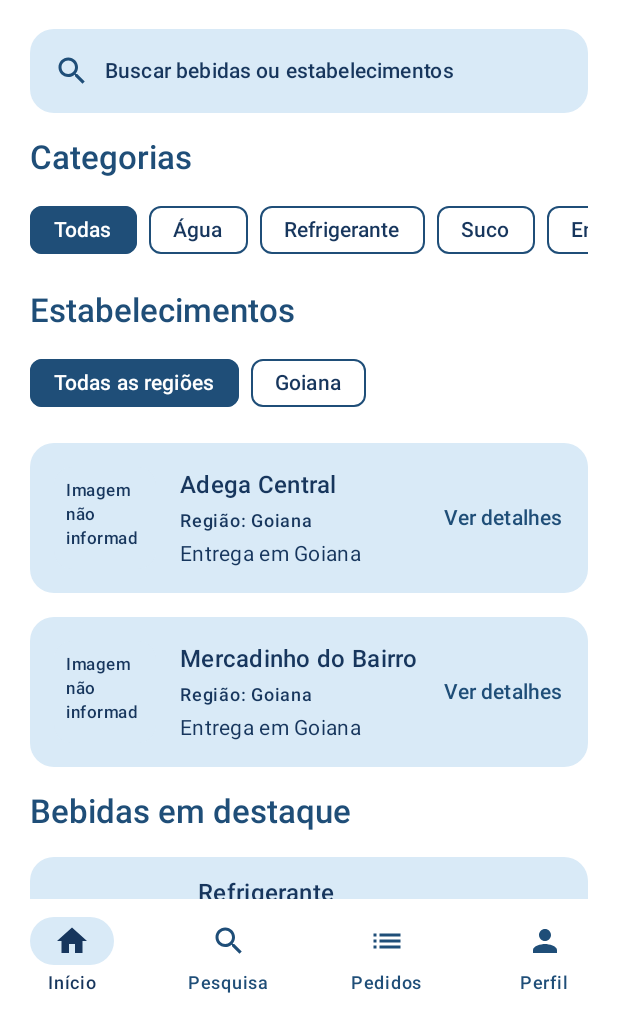
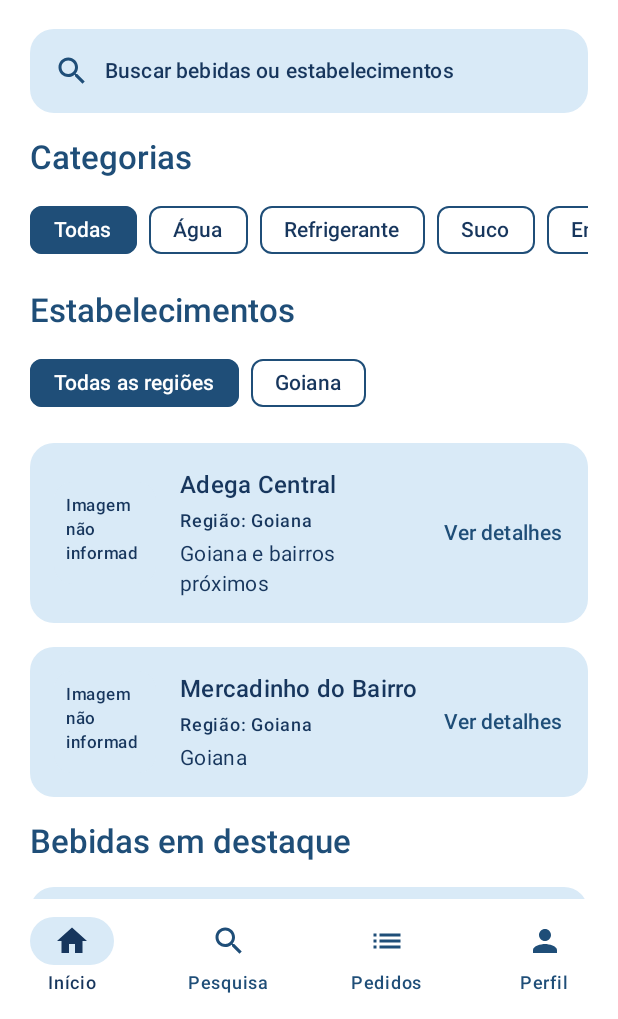
Before and after one commit to Pedro-hxm/App_Bebida_Ja, an Android app built with Jetpack Compose: the screen it shows after launch (AtividadePrincipal), after a tap on "Explorar como cliente", on a phone screen of 412 x 824 dp, the part 217-1236 px from its top. Run offline under Robolectric (Android 15) with nearby library versions, the phone set to English and light mode, and no system bars; our stand-ins replace Firebase (no records; nobody signed in at launch, a user with empty details on screens opened directly).

Commit message:
fix: integrar catálogo com persistência SQLite
Description:

Integra Home, filtros, pesquisa, catálogo e gerenciamento usando RepositorioDadosLocais como fonte única; remove o catálogo de produtos demonstrativo em memória.

Normaliza IDs regionais recebidos do SQLite, preserva IDs estáveis e vínculos de empresa e produto, e exclui da pesquisa produtos sem estabelecimento persistido.

Restaura fallback Não informado nos detalhes e utiliza ImagemLocal para caminhos de imagem opcionais; a correção preserva o schema SQLite v3 e os contratos atuais.

Vincula o gerenciamento ao estabelecimento associado ao perfil, exige empresa persistida para adicionar ao carrinho, respeita disponibilidade e mantém a regra de um estabelecimento por pedido.

Validação aprovada: :app:assembleDebug, :app:testDebugUnitTest e git diff --check. No Small_Phone, a atualização com adb install -r migrou o banco existente para o schema v3 sem perder empresas e produtos; Home, filtro regional, detalhes e catálogo continuaram funcionando. Os fluxos de cadastro, edição, exclusão, disponibilidade e reinício também foram verificados.

Limitações: registros iniciais são demonstrativos; SQLite é local ao dispositivo; dados comerciais definitivos dependem de Guilherme; o carrinho permanece em memória conforme o contrato vigente. A compilação ainda mostra avisos de Locale obsoleto em TelaCarrinho.kt, mantido da develop.

```diff
--- a/app/src/main/java/br/com/bebidaja/data/CatalogoDemonstrativo.kt
+++ b/app/src/main/java/br/com/bebidaja/data/CatalogoDemonstrativo.kt
@@ -7,10 +7,7 @@ import java.text.Normalizer
 import java.text.NumberFormat
 import java.util.Locale
 
-/**
- * Modelo temporário de catálogo. Os dados ficam apenas em memória e não representam
- * ofertas, preços ou disponibilidade de estabelecimentos reais.
- */
+/** Modelo de apresentação adaptado dos registros persistidos do catálogo local. */
 data class ProdutoDemonstrativo(
     val id: String,
     val empresaId: String,
@@ -35,88 +32,7 @@ data class ProdutoDemonstrativo(
     val imageRes: Int get() = imagemRes ?: R.drawable.mascote_bebida_ja
 }
 
-private data class ProdutoModeloDemo(
-    val sufixoId: String,
-    val nome: String?,
-    val volume: String?,
-    val categoria: String,
-    val precoCentavos: Long?,
-    val disponivel: Boolean = true,
-    val imagemRes: Int? = null
-)
 
-private val modelosProdutosDemo = listOf(
-    ProdutoModeloDemo(
-        sufixoId = "agua",
-        nome = "Água mineral (demo)",
-        volume = "1,5 L",
-        categoria = "Água",
-        precoCentavos = 450,
-        imagemRes = R.drawable.bebida_agua
-    ),
-    ProdutoModeloDemo(
-        sufixoId = "refrigerante",
-        nome = "Refrigerante (demo)",
-        volume = "2 L",
-        categoria = "Refrigerante",
-        precoCentavos = 990,
-        imagemRes = R.drawable.bebida_refrigerante
-    ),
-    ProdutoModeloDemo(
-        sufixoId = "suco",
-        nome = "Suco de uva (demo)",
-        volume = "1 L",
-        categoria = "Suco",
-        precoCentavos = 750,
-        imagemRes = R.drawable.bebida_suco_uva
-    ),
-    ProdutoModeloDemo(
-        sufixoId = "energetico",
-        nome = "Energético (demo)",
-        volume = "269 ml",
-        categoria = "Energético",
-        precoCentavos = 850,
-        disponivel = false
-    ),
-    ProdutoModeloDemo(
-        sufixoId = "cerveja",
-        nome = "Cerveja (demo)",
-        volume = "350 ml",
-        categoria = "Cerveja",
-        precoCentavos = 650
-    ),
-    ProdutoModeloDemo(
-        sufixoId = "destilado",
-        nome = "Destilado (demo)",
-        volume = "700 ml",
-        categoria = "Destilados",
-        precoCentavos = 3490
-    ),
-    ProdutoModeloDemo(
-        sufixoId = "outros-sem-dados",
-        nome = "Produto sem informações (demo)",
-        volume = null,
-        categoria = "Outros",
-        precoCentavos = null,
-        disponivel = false
-    )
-)
-
-val demoProducts: List<ProdutoDemonstrativo> = demoStores.flatMap { empresa ->
-    modelosProdutosDemo.map { modelo ->
-        ProdutoDemonstrativo(
-            id = "demo-${empresa.id}-${modelo.sufixoId}",
-            empresaId = empresa.id,
-            nome = modelo.nome,
-            descricao = "Informações fictícias para demonstração local.",
-            volume = modelo.volume,
-            categoria = modelo.categoria,
-            precoCentavos = modelo.precoCentavos,
-            disponivel = modelo.disponivel,
-            imagemRes = modelo.imagemRes
-        )
-    }
-}
 
 data class FiltroPesquisaCatalogo(
     val termo: String = "",
@@ -152,14 +68,14 @@ fun pesquisarCatalogo(
         termo.isBlank() || normalizarTextoPesquisa(empresa.name).contains(termo)
     }
     val produtosEncontrados = produtos.filter { produto ->
-        val empresa = empresas.firstOrNull { it.id == produto.empresaId }
+        val empresa = empresas.firstOrNull { it.id == produto.empresaId } ?: return@filter false
         val empresaSelecionada = filtro.empresaId == null || produto.empresaId == filtro.empresaId
         val categoriaSelecionada = filtro.categoria == null || produto.categoria == filtro.categoria
         val termoEncontrado = termo.isBlank() ||
             normalizarTextoPesquisa(produto.nome.orEmpty()).contains(termo) ||
             normalizarTextoPesquisa(produto.descricao.orEmpty()).contains(termo) ||
             normalizarTextoPesquisa(produto.categoria.orEmpty()).contains(termo) ||
-            empresa?.let { normalizarTextoPesquisa(it.name).contains(termo) } == true
+            normalizarTextoPesquisa(empresa.name).contains(termo)
         empresaSelecionada && categoriaSelecionada && termoEncontrado
     }
 
@@ -195,7 +111,7 @@ fun converterPrecoParaCentavos(valor: String): Long? {
 
 fun formatarPreco(centavos: Long?): String =
     centavos?.takeIf { it >= 0L }
-        ?.let { NumberFormat.getCurrencyInstance(Locale("pt", "BR")).format(it / 100.0) }
+        ?.let { NumberFormat.getCurrencyInstance(Locale.forLanguageTag("pt-BR")).format(it / 100.0) }
         ?: "Não informado"
 
 fun mapearProdutoParaCarrinho(produto: ProdutoDemonstrativo): ProdutoCarrinho? {
@@ -216,46 +132,3 @@ fun podeAdicionarAoCarrinho(produto: ProdutoDemonstrativo, carrinho: Carrinho):
     return empresasNoCarrinho.isEmpty() ||
         (empresasNoCarrinho.size == 1 && produto.empresaId in empresasNoCarrinho)
 }
-
-/**
- * Repositório isolado e volátil para prototipagem. A futura integração deve substituir
- * esta implementação pelo contrato compartilhado com Guilherme.
- */
-class RepositorioCatalogoDemonstrativo(
-    produtosIniciais: List<ProdutoDemonstrativo> = demoProducts
-) {
-    private val produtos = produtosIniciais.toMutableList()
-
-    fun listarTodos(): List<ProdutoDemonstrativo> = produtos.toList()
-
-    fun listarPorEmpresa(empresaId: String): List<ProdutoDemonstrativo> =
-        produtos.filter { it.empresaId == empresaId }
-
-    fun buscarPorId(produtoId: String): ProdutoDemonstrativo? =
-        produtos.firstOrNull { it.id == produtoId }
-
-    fun salvar(produto: ProdutoDemonstrativo): Boolean {
-        if (validarCamposProduto(produto).isNotEmpty()) return false
-        val indice = produtos.indexOfFirst { it.id == produto.id }
-        if (indice >= 0) {
-            if (produtos[indice].empresaId != produto.empresaId) return false
-            produtos[indice] = produto
-        } else {
-            if (produtos.any { it.id == produto.id }) return false
-            produtos.add(produto)
-        }
-        return true
-    }
-
-    fun alterarDisponibilidade(produtoId: String, empresaId: String, disponivel: Boolean): Boolean {
-        val indice = produtos.indexOfFirst {
-            it.id == produtoId && it.empresaId == empresaId
-        }
-        if (indice < 0) return false
-        produtos[indice] = produtos[indice].copy(disponivel = disponivel)
-        return true
-    }
-
-    fun remover(produtoId: String, empresaId: String): Boolean =
-        produtos.removeAll { it.id == produtoId && it.empresaId == empresaId }
-}
--- a/app/src/main/java/br/com/bebidaja/data/DadosDemonstrativos.kt
+++ b/app/src/main/java/br/com/bebidaja/data/DadosDemonstrativos.kt
@@ -1,6 +1,8 @@
 package br.com.bebidaja.data
 
-/** Alias temporário para o modelo estruturado do catálogo demonstrativo. */
+import java.util.Locale
+
+/** Compatibilidade de apresentação para os componentes de produto já existentes. */
 typealias DemoBeverage = ProdutoDemonstrativo
 
 data class DemoRegion(
@@ -8,6 +10,12 @@ data class DemoRegion(
     val name: String
 )
 
+data class RegiaoPersistida(
+    val id: String,
+    val nome: String
+)
+
+/** Adaptador de apresentação; os estabelecimentos vêm de RepositorioDadosLocais. */
 data class DemoStore(
     val id: String,
     val name: String,
@@ -23,7 +31,7 @@ data class DemoStore(
 )
 
 val demoRegions = listOf(
-    DemoRegion(id = "goiana-demo", name = "Goiana (demo)")
+    DemoRegion(id = "goiana", name = "Goiana")
 )
 
 val demoCategories = listOf(
@@ -36,36 +44,53 @@ val demoCategories = listOf(
     "Outros"
 )
 
-val demoStores = listOf(
-    DemoStore(
-        id = "adega-central",
-        name = "Adega Central",
-        description = "Entrega em 25–40 min",
-        regionId = "goiana-demo"
-    ),
-    DemoStore(
-        id = "mercadinho-do-bairro",
-        name = "Mercadinho do Bairro",
-        description = "Entrega em 30–50 min",
-        regionId = "goiana-demo"
-    )
-)
+private fun chaveRegiao(valor: String?): String? {
+    val normalizado = valor?.trim()?.takeIf(String::isNotBlank) ?: return null
+    return normalizarTextoPesquisa(normalizado)
+        .replace("\\s*\\(demo\\)$".toRegex(), "")
+        .replace("-demo$".toRegex(), "")
+        .replace("[^a-z0-9]+".toRegex(), "-")
+        .trim('-')
+        .takeIf(String::isNotBlank)
+}
 
-fun findDemoStoreById(storeId: String): DemoStore? =
-    demoStores.firstOrNull { it.id == storeId }
+fun resolverIdRegiao(nomeRegiao: String?): String? {
+    val nome = nomeRegiao?.trim()?.takeIf(String::isNotBlank) ?: return null
+    val chave = chaveRegiao(nome) ?: return nome
+    return demoRegions.firstOrNull { regiao ->
+        chaveRegiao(regiao.id) == chave || chaveRegiao(regiao.name) == chave
+    }?.id ?: nome
+}
 
-fun filterDemoStoresByRegion(
-    stores: List<DemoStore>,
-    regionId: String?
-): List<DemoStore> =
-    if (regionId == null) stores else stores.filter { it.regionId == regionId }
+fun listarRegioesPersistidas(empresas: List<Empresa>): List<RegiaoPersistida> {
+    val regioes = linkedMapOf<String, RegiaoPersistida>()
+    empresas.forEach { empresa ->
+        val nome = empresa.regiao.trim().takeIf(String::isNotBlank) ?: return@forEach
+        val id = resolverIdRegiao(nome) ?: return@forEach
+        val chave = chaveRegiao(id) ?: return@forEach
+        regioes.putIfAbsent(chave, RegiaoPersistida(id, nome))
+    }
+    return regioes.values.sortedBy { it.nome.lowercase(Locale.ROOT) }
+}
 
-fun findDemoRegionName(regionId: String?): String? =
-    demoRegions.firstOrNull { region -> region.id == regionId }?.name
+fun filtrarEmpresasPorRegiao(
+    empresas: List<Empresa>,
+    regiaoId: String?
+): List<Empresa> {
+    val chaveSelecionada = chaveRegiao(regiaoId) ?: return empresas
+    return empresas.filter { chaveRegiao(it.regiao) == chaveSelecionada }
+}
+
+fun findDemoRegionName(regionId: String?): String? {
+    val chave = chaveRegiao(regionId) ?: return null
+    return demoRegions.firstOrNull { regiao ->
+        chaveRegiao(regiao.id) == chave || chaveRegiao(regiao.name) == chave
+    }?.name ?: regionId?.trim()?.takeIf(String::isNotBlank)
+}
 
 fun demoStoreRegionLabel(regionId: String?): String =
     findDemoRegionName(regionId)
-        ?.let { regionName -> "Região: " + regionName }
+        ?.let { regionName -> "Região: $regionName" }
         ?: "Região não informada"
 
 fun demoStoreRegionLabel(store: DemoStore): String =
--- a/app/src/main/java/br/com/bebidaja/data/PersistenciaLocal.kt
+++ b/app/src/main/java/br/com/bebidaja/data/PersistenciaLocal.kt
@@ -46,12 +46,12 @@ data class DadosComerciaisEmpresa(
 fun Empresa.paraDemoStore() = DemoStore(
     id = id,
     name = nome,
-    description = "Entrega em Goiana",
+    description = areaEntrega.trim().ifBlank { "Área de entrega não informada" },
     address = endereco,
     phone = telefone,
     hours = horario,
     deliveryArea = areaEntrega,
-    regionId = regiao,
+    regionId = resolverIdRegiao(regiao),
     imagePath = imagemPath,
     regionName = regiao
 )
--- a/app/src/main/java/br/com/bebidaja/ui/components/ComponentesDemonstrativos.kt
+++ b/app/src/main/java/br/com/bebidaja/ui/components/ComponentesDemonstrativos.kt
@@ -2,6 +2,7 @@ package br.com.bebidaja.ui.components
 
 import androidx.compose.foundation.Image
 import androidx.compose.foundation.layout.Arrangement
+import androidx.compose.foundation.layout.Box
 import androidx.compose.foundation.layout.Column
 import androidx.compose.foundation.layout.Row
 import androidx.compose.foundation.layout.fillMaxWidth
@@ -15,12 +16,15 @@ import androidx.compose.material3.CardDefaults
 import androidx.compose.material3.FilterChip
 import androidx.compose.material3.FilterChipDefaults
 import androidx.compose.material3.MaterialTheme
+import androidx.compose.material3.Surface
 import androidx.compose.material3.Text
 import androidx.compose.runtime.Composable
 import androidx.compose.ui.Alignment
 import androidx.compose.ui.Modifier
+import androidx.compose.ui.draw.clip
 import androidx.compose.ui.layout.ContentScale
 import androidx.compose.ui.res.painterResource
+import androidx.compose.ui.text.style.TextAlign
 import androidx.compose.ui.unit.dp
 import br.com.bebidaja.data.DemoBeverage
 import br.com.bebidaja.data.DemoStore
@@ -96,6 +100,35 @@ fun BeverageCard(beverage: DemoBeverage, onAddClick: () -> Unit = {}) {
 }
 
 @Composable
+fun ImagemEmpresa(store: DemoStore, modifier: Modifier = Modifier) {
+    val nome = store.name.trim().ifBlank { "estabelecimento" }
+    val imagem = store.imageRes
+    if (imagem != null) {
+        Image(
+            painter = painterResource(imagem),
+            contentDescription = "Imagem de $nome",
+            modifier = modifier,
+            contentScale = ContentScale.Crop
+        )
+    } else {
+        Surface(
+            modifier = modifier,
+            color = MaterialTheme.colorScheme.surfaceVariant
+        ) {
+            Box(contentAlignment = Alignment.Center) {
+                Text(
+                    "Imagem da empresa não informada",
+                    modifier = Modifier.padding(8.dp),
+                    style = MaterialTheme.typography.labelSmall,
+                    color = MaterialTheme.colorScheme.onSurfaceVariant,
+                    textAlign = TextAlign.Center
+                )
+            }
+        }
+    }
+}
+
+@Composable
 fun StoreCard(store: DemoStore, onClick: () -> Unit) {
     Card(
         onClick = onClick,
@@ -120,14 +153,17 @@ fun StoreCard(store: DemoStore, onClick: () -> Unit) {
                 modifier = Modifier.weight(1f),
                 verticalArrangement = Arrangement.spacedBy(4.dp)
             ) {
-                Text(store.name, style = MaterialTheme.typography.titleMedium)
+                Text(
+                    store.name.trim().ifBlank { "Não informado" },
+                    style = MaterialTheme.typography.titleMedium
+                )
                 Text(
                     demoStoreRegionLabel(store),
                     style = MaterialTheme.typography.labelMedium,
                     color = MaterialTheme.colorScheme.onSurface
                 )
                 Text(
-                    store.description,
+                    store.description.trim().ifBlank { "Não informado" },
                     style = MaterialTheme.typography.bodyMedium,
                     color = MaterialTheme.colorScheme.onSurfaceVariant
                 )
--- a/app/src/main/java/br/com/bebidaja/ui/screens/TelaInicial.kt
+++ b/app/src/main/java/br/com/bebidaja/ui/screens/TelaInicial.kt
@@ -33,6 +33,8 @@ import br.com.bebidaja.R
 import br.com.bebidaja.data.Empresa
 import br.com.bebidaja.data.ProdutoCatalogo
 import br.com.bebidaja.data.demoCategories
+import br.com.bebidaja.data.filtrarEmpresasPorRegiao
+import br.com.bebidaja.data.listarRegioesPersistidas
 import br.com.bebidaja.data.paraDemoStore
 import br.com.bebidaja.data.paraProdutoDemonstrativo
 import br.com.bebidaja.ui.components.CardProduto
@@ -52,12 +54,14 @@ fun HomeScreen(
 ) {
     var categoriaSelecionada by rememberSaveable { mutableStateOf<String?>(null) }
     var regiaoSelecionada by rememberSaveable { mutableStateOf<String?>(null) }
-    val filtradas = empresas.filter { regiaoSelecionada == null || it.regiao == regiaoSelecionada }
+    val regioes = listarRegioesPersistidas(empresas)
+    val filtradas = filtrarEmpresasPorRegiao(empresas, regiaoSelecionada)
     val idsPermitidos = filtradas.mapTo(mutableSetOf()) { it.id }
     val produtosFiltrados = produtos.filter {
-        it.disponivel && it.empresaId in idsPermitidos && (categoriaSelecionada == null || it.categoria == categoriaSelecionada)
+        it.disponivel &&
+            it.empresaId in idsPermitidos &&
+            (categoriaSelecionada == null || it.categoria == categoriaSelecionada)
     }
-    val regioes = empresas.map { it.regiao }.distinct().sorted()
 
     LazyColumn(Modifier.fillMaxWidth(), contentPadding = PaddingValues(20.dp), verticalArrangement = Arrangement.spacedBy(16.dp)) {
         item {
@@ -95,7 +99,15 @@ fun HomeScreen(
                 SectionTitle("Estabelecimentos")
                 LazyRow(horizontalArrangement = Arrangement.spacedBy(8.dp)) {
                     item { CategoryChoice("Todas as regiões", regiaoSelecionada == null) { regiaoSelecionada = null } }
-                    items(regioes, key = { it }) { regiao -> CategoryChoice(regiao, regiaoSelecionada == regiao) { regiaoSelecionada = regiao } }
+                    items(regioes, key = { it.id }) { regiao ->
+                        CategoryChoice(
+                            regiao.nome,
+                            regiaoSelecionada == regiao.id
+                        ) {
+                            regiaoSelecionada =
+                                if (regiaoSelecionada == regiao.id) null else regiao.id
+                        }
+                    }
                 }
             }
         }
```
Also changed, not shown: app/src/main/java/br/com/bebidaja/ui/navigation/NavegacaoAplicativo.kt (+18 -7 lines), app/src/main/java/br/com/bebidaja/ui/screens/TelaDetalhesEmpresa.kt (+51 -15 lines), app/src/main/java/br/com/bebidaja/ui/screens/TelasCatalogo.kt (+9 -5 lines), app/src/main/java/br/com/bebidaja/ui/screens/TelasGerenciamentoProdutos.kt (+4 -4 lines), 3 other files.
